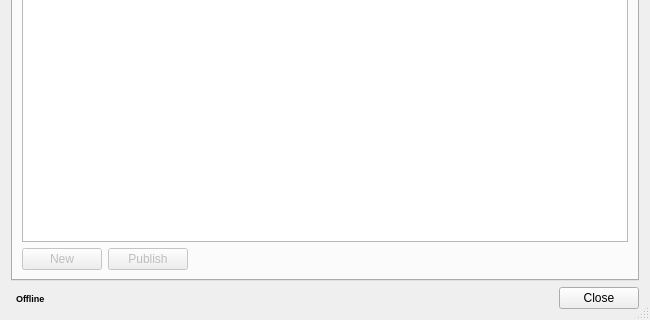
Qt form module/wildchildanimation/gui/forms/maya/swing_desktop.ui (dearyangyu/swing) before a commit; both pictures show x 0 to 650 and y 171 to 491 of the 650 by 491 pixel window.
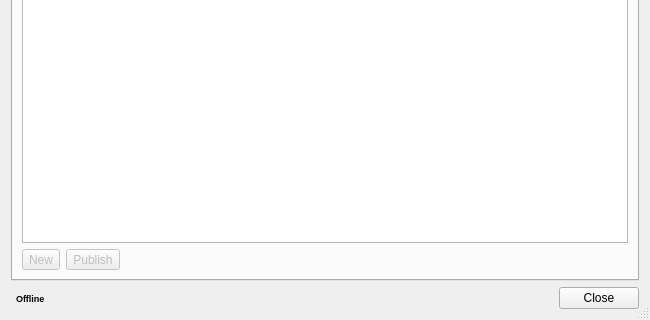
The same form after that commit.

Patch:
```diff
--- a/module/wildchildanimation/gui/forms/maya/swing_desktop.ui
+++ b/module/wildchildanimation/gui/forms/maya/swing_desktop.ui
@@ -358,7 +358,7 @@
            <item>
             <layout class="QHBoxLayout" name="horizontalLayout_4">
              <item>
-              <widget class="QPushButton" name="pushButtonNew">
+              <widget class="QToolButton" name="toolButtonNew">
                <property name="enabled">
                 <bool>false</bool>
                </property>
@@ -371,7 +371,7 @@
               </widget>
              </item>
              <item>
-              <widget class="QPushButton" name="pushButtonPublish">
+              <widget class="QToolButton" name="toolButtonPublish">
                <property name="enabled">
                 <bool>false</bool>
                </property>
```
Left out of the diff: 4 changed lines with no effect on the pictures.
